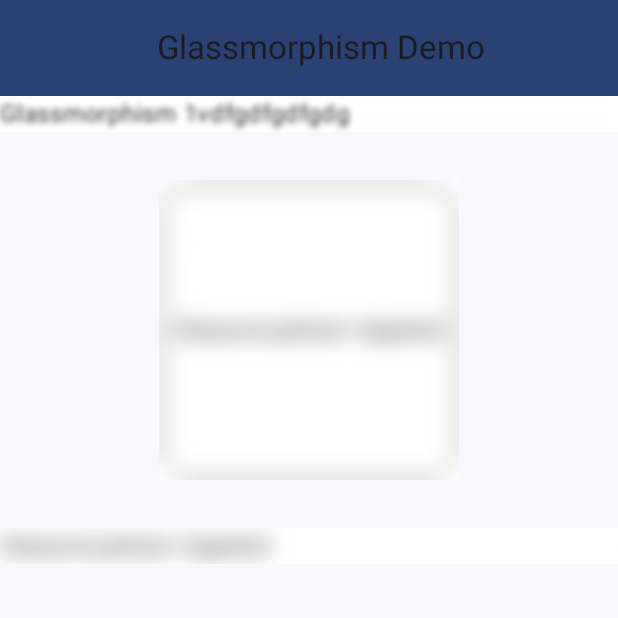
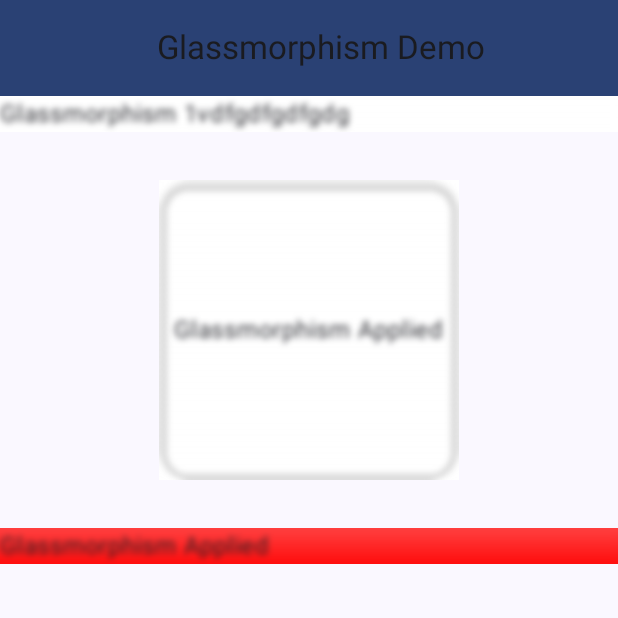
Before and after one commit to Deiivid/ComposeGlass, an Android app built with Jetpack Compose: the screen it shows after launch (MainActivity), on a phone screen of 412 x 824 dp, the top half of it. Run offline under Robolectric (Android 15) with nearby library versions, the phone set to English and light mode, and no system bars.

Commit message:
Minor- Add modifier to select blur color, comment example classes to faster implementation

```diff
--- a/app/src/main/java/com/composeglass/ui/GlassScreen.kt
+++ b/app/src/main/java/com/composeglass/ui/GlassScreen.kt
@@ -76,9 +76,11 @@ fun GlassScreen() {
                 Box(
                     modifier = Modifier
                         .fillMaxSize()
-                        .glassBlur(radius = 5,themeMode = BlurThemeMode.Light)
-
-                ){
+                        .glassBlur {
+                            radius = 5
+                            themeMode = BlurThemeMode.Light
+                        }
+                ) {
                     Text("Glassmorphism 1vdfgdfgdfgdg")
 
                 }
@@ -105,8 +107,11 @@ fun GlassScreen() {
                     Box(
                         modifier = Modifier
                             .fillMaxSize()
-                            .glassBlur(radius = 20,themeMode = BlurThemeMode.Auto)
-                    ) {
+                            .glassBlur {
+                                radius = 5
+                                themeMode = BlurThemeMode.Light
+                                blurColor = Color.Red
+                            }) {
                         Text("Glassmorphism Applied")
 
                     }
@@ -128,7 +133,10 @@ fun GlassCard(
 ) {
     Box(
         modifier = modifier
-            .glassBlur(radius = 20, themeMode = BlurThemeMode.Light)
+            .glassBlur {
+                radius = 5
+                themeMode = BlurThemeMode.Auto
+            }
             .clip(RoundedCornerShape(cornerRadius))
             .border(1.dp, blurColor.copy(alpha = 0.1f), RoundedCornerShape(cornerRadius))
             .shadow(4.dp, RoundedCornerShape(cornerRadius)),
@@ -136,6 +144,7 @@ fun GlassCard(
         content = content
     )
 }
+
 @Preview(showBackground = true)
 @Composable
 fun PreviewGlassScreen() {
--- a/app/src/main/java/com/composeglass/ui/components/GlassButtonExample.kt
+++ b/app/src/main/java/com/composeglass/ui/components/GlassButtonExample.kt
@@ -6,6 +6,7 @@ import androidx.compose.material3.Text
 import androidx.compose.runtime.Composable
 import androidx.compose.ui.Modifier
 import androidx.compose.ui.unit.dp
+import com.composeglass.modifier.BlurThemeMode
 import com.composeglass.modifier.glassBlur
 
 @Composable
@@ -13,7 +14,9 @@ fun GlassButtonExample() {
     Button(
         onClick = { /* Action */ },
         modifier = Modifier
-            .glassBlur(radius = 20)
+            .glassBlur {
+                radius = 5
+            }
             .padding(8.dp)
     ) {
         Text(text = "Glass Button")
--- a/app/src/main/java/com/composeglass/ui/components/GlassDialogExample.kt
+++ b/app/src/main/java/com/composeglass/ui/components/GlassDialogExample.kt
@@ -1,3 +1,4 @@
+/*
 package com.composeglass.ui.components
 
 import androidx.compose.foundation.background
@@ -28,10 +29,13 @@ fun GlassDialogExample(
         ) {
             AlertDialog(
                 onDismissRequest = onDismiss,
-                confirmButton = { /* Add confirm button */ },
+                confirmButton = { */
+/* Add confirm button *//*
+ },
                 title = { Text("Glass Dialog") },
                 text = { content() }
             )
         }
     }
 }
+*/
--- a/app/src/main/java/com/composeglass/ui/components/GlassFloatingButtonExample.kt
+++ b/app/src/main/java/com/composeglass/ui/components/GlassFloatingButtonExample.kt
@@ -1,3 +1,4 @@
+/*
 package com.composeglass.ui.components
 
 import androidx.compose.foundation.layout.Box
@@ -31,3 +32,4 @@ fun GlassFloatingActionButton(
         }
     }
 }
+*/
--- a/app/src/main/java/com/composeglass/ui/components/GlassImageExample.kt
+++ b/app/src/main/java/com/composeglass/ui/components/GlassImageExample.kt
@@ -1,3 +1,4 @@
+/*
 package com.composeglass.ui.components
 
 import androidx.compose.foundation.Image
@@ -19,3 +20,4 @@ fun GlassImageExample(painter: Painter) {
 
     )
 }
+*/
--- a/app/src/main/java/com/composeglass/ui/components/GlassListExample.kt
+++ b/app/src/main/java/com/composeglass/ui/components/GlassListExample.kt
@@ -1,3 +1,4 @@
+/*
 package com.composeglass.ui.components
 
 import androidx.compose.animation.core.LinearEasing
@@ -76,3 +77,4 @@ fun GlassListExample(items: List<String>) {
         }
     }
 }
+*/
--- a/app/src/main/java/com/composeglass/ui/components/GlassListWithHeaderExample.kt
+++ b/app/src/main/java/com/composeglass/ui/components/GlassListWithHeaderExample.kt
@@ -1,3 +1,4 @@
+/*
 package com.composeglass.ui.components
 
 import androidx.compose.foundation.layout.Box
@@ -36,3 +37,4 @@ fun GlassListWithHeaderExample(items: List<String>) {
         }
     }
 }
+*/
--- a/app/src/main/java/com/composeglass/ui/components/GlassTopAppBarExample.kt
+++ b/app/src/main/java/com/composeglass/ui/components/GlassTopAppBarExample.kt
@@ -1,3 +1,4 @@
+/*
 package com.composeglass.ui.components
 
 import androidx.compose.foundation.layout.fillMaxWidth
@@ -25,3 +26,4 @@ fun GlassTopAppBarExample(title: String) {
             .glassBlur(radius = 20)
     )
 }
+*/
--- a/library/src/main/java/com/composeglass/modifier/GlassModifier.kt
+++ b/library/src/main/java/com/composeglass/modifier/GlassModifier.kt
@@ -41,24 +41,33 @@ enum class BlurThemeMode {
  * @param themeMode Automatically adapts to system theme unless forced.
  * @param gradient Optional gradient overlay. If null, a default is used based on theme.
  */
+
+class BlurGlassConfig {
+    var radius: Int = 20
+    var themeMode: BlurThemeMode = BlurThemeMode.Auto
+    var blurColor: Color? = null
+    var gradient: Brush? = null
+}
+
+
 @Composable
 fun Modifier.glassBlur(
-    radius: Int,
-    themeMode: BlurThemeMode = BlurThemeMode.Auto,
-    gradient: Brush? = null
+    configBlock: BlurGlassConfig.() -> Unit
 ): Modifier {
-    val isDark = when (themeMode) {
+    val config = BlurGlassConfig().apply(configBlock)
+
+    val isDark = when (config.themeMode) {
         BlurThemeMode.Light -> false
         BlurThemeMode.Dark -> true
         BlurThemeMode.Auto -> isSystemInDarkTheme()
     }
 
-    // Background color and overlay opacity based on theme
-    val backgroundColor = if (isDark) Color.Black else Color.White
+    val defaultBackground = if (isDark) Color.Black else Color.White
     val overlayOpacity = if (isDark) 0.7f else 0.3f
 
-    // Use provided gradient or fallback to default vertical gradient
-    val resolvedGradient = gradient ?: Brush.verticalGradient(
+    val resolvedColor = config.blurColor ?: defaultBackground
+
+    val resolvedGradient = config.gradient ?: Brush.verticalGradient(
         if (isDark)
             listOf(Color.Black.copy(alpha = 0.25f), Color.Black.copy(alpha = 0.05f))
         else
@@ -66,18 +75,16 @@ fun Modifier.glassBlur(
     )
 
     return if (Build.VERSION.SDK_INT >= Build.VERSION_CODES.S) {
-        // Use Android 12+ RenderEffect API
         glassBlurAndroid12(
-            radius = radius,
-            backgroundColor = backgroundColor,
+            radius = config.radius,
+            backgroundColor = resolvedColor,
             blurOpacity = overlayOpacity,
             gradient = resolvedGradient
         )
     } else {
-        // Fallback to custom blur for Android < 12
         glassBlurAndroid11(
-            radius = radius,
-            backgroundColor = backgroundColor,
+            radius = config.radius,
+            backgroundColor = resolvedColor,
             gradient = resolvedGradient
         )
     }
```
Also changed, not shown: app/src/main/java/com/composeglass/ui/components/GlassCardExample.kt (+20 -20 lines).
